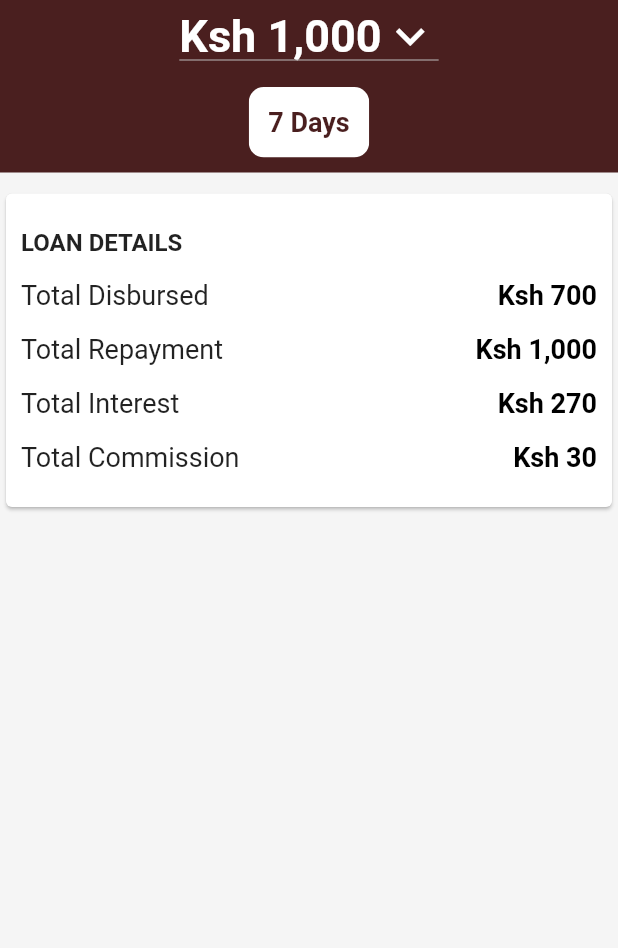
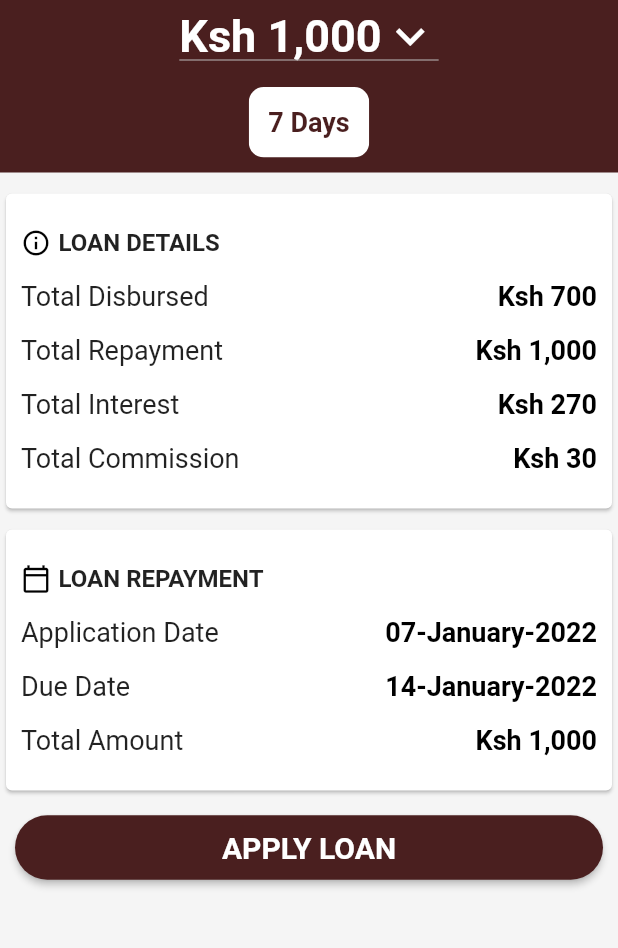
Before and after one commit to kvnochieng52/kybee_phone_app, a Flutter app: the DashboardPage screen opened directly, on a phone screen of 412 x 824 dp, the part 84-1032 px from its top. Run offline on Flutter 3.47's test engine with Material 2 defaults, Android fonts, the phone set to English and light mode, and no system bars; our stand-ins replace curved_navigation_bar, hexcolor.

Commit message:
Dashboard Wireframe completed

```diff
--- a/lib/main.dart
+++ b/lib/main.dart
@@ -6,6 +6,8 @@ import 'package:kybee/ui/splashScreen.dart';
 void main() {
   runApp(LoginUiApp());
 }
+
+//https://pub.dev/packages/flutter_html/example
 
 class LoginUiApp extends StatelessWidget {
   Color _primaryColor = HexColor('#4A1F1F');
--- a/lib/ui/dashboard/dashboardPage.dart
+++ b/lib/ui/dashboard/dashboardPage.dart
@@ -1,6 +1,7 @@
 //import 'dart:convert';
 
 import 'package:flutter/material.dart';
+import 'package:kybee/common/theme_helper.dart';
 // import 'package:kybee/widgets/bottomNavigation.dart';
 import 'package:kybee/widgets/drawer.dart';
 import 'package:kybee/widgets/headerMain.dart';
@@ -30,6 +31,8 @@ class _DashboardState extends State<DashboardPage> {
       _loanSelecetor(context),
       _loanDays(context),
       _loanDetails(context),
+      _loanRepayment(context),
+      _applyButton(context),
     ]);
   }
 
@@ -120,18 +123,35 @@ class _DashboardState extends State<DashboardPage> {
 
   Container _loanDetails(context) {
     return Container(
-      margin: const EdgeInsets.only(top: 10.0, bottom: 10.0),
+      margin: const EdgeInsets.only(top: 10.0, bottom: 6.0),
       child: Card(
         child: Padding(
           padding: const EdgeInsets.only(
-              top: 23.0, bottom: 23.0, left: 10.0, right: 10.0),
+            top: 23.0,
+            bottom: 23.0,
+            left: 10.0,
+            right: 10.0,
+          ),
           child: ListView(
             physics: ClampingScrollPhysics(),
             shrinkWrap: true,
             children: [
-              Text(
-                "LOAN DETAILS",
-                style: TextStyle(fontSize: 16.0, fontWeight: FontWeight.w600),
+              Row(
+                children: [
+                  Icon(
+                    Icons.info_outline,
+                    size: 20.0,
+                    color: HexColor('#000000'),
+                  ),
+                  Padding(
+                    padding: const EdgeInsets.only(left: 5.0),
+                    child: Text(
+                      "LOAN DETAILS",
+                      style: TextStyle(
+                          fontSize: 16.0, fontWeight: FontWeight.w600),
+                    ),
+                  ),
+                ],
               ),
               Padding(
                 padding: const EdgeInsets.only(top: 15.0),
@@ -219,4 +239,135 @@ class _DashboardState extends State<DashboardPage> {
       ),
     );
   }
+
+  Container _loanRepayment(context) {
+    return Container(
+      // margin: const EdgeInsets.only(top: 10.0),
+      child: Card(
+        child: Padding(
+          padding: const EdgeInsets.only(
+            top: 23.0,
+            bottom: 23.0,
+            left: 10.0,
+            right: 10.0,
+          ),
+          child: ListView(
+            physics: ClampingScrollPhysics(),
+            shrinkWrap: true,
+            children: [
+              Row(
+                children: [
+                  Icon(
+                    Icons.calendar_today_outlined,
+                    size: 20.0,
+                    color: HexColor('#000000'),
+                  ),
+                  Padding(
+                    padding: const EdgeInsets.only(left: 5.0),
+                    child: Text(
+                      "LOAN REPAYMENT",
+                      style: TextStyle(
+                          fontSize: 16.0, fontWeight: FontWeight.w600),
+                    ),
+                  ),
+                ],
+              ),
+              Padding(
+                padding: const EdgeInsets.only(top: 15.0),
+                child: Row(
+                  mainAxisAlignment: MainAxisAlignment.spaceBetween,
+                  children: <Widget>[
+                    Text(
+                      "Application Date",
+                      style: TextStyle(fontSize: 18.0),
+                    ),
+                    Text(
+                      "07-January-2022",
+                      style: TextStyle(
+                        fontWeight: FontWeight.bold,
+                        color: Colors.black,
+                        fontSize: 18.0,
+                      ),
+                    ),
+                  ],
+                ),
+              ),
+              Padding(
+                padding: const EdgeInsets.only(top: 15.0),
+                child: Row(
+                  mainAxisAlignment: MainAxisAlignment.spaceBetween,
+                  children: <Widget>[
+                    Text(
+                      "Due Date",
+                      style: TextStyle(fontSize: 18.0),
+                    ),
+                    Text(
+                      "14-January-2022",
+                      style: TextStyle(
+                        fontWeight: FontWeight.bold,
+                        color: Colors.black,
+                        fontSize: 18.0,
+                      ),
+                    ),
+                  ],
+                ),
+              ),
+              Padding(
+                padding: const EdgeInsets.only(top: 15.0),
+                child: Row(
+                  mainAxisAlignment: MainAxisAlignment.spaceBetween,
+                  children: <Widget>[
+                    Text(
+                      "Total Amount",
+                      style: TextStyle(fontSize: 18.0),
+                    ),
+                    Text(
+                      "Ksh 1,000",
+                      style: TextStyle(
+                        fontWeight: FontWeight.bold,
+                        color: Colors.black,
+                        fontSize: 18.0,
+                      ),
+                    ),
+                  ],
+                ),
+              ),
+            ],
+          ),
+        ),
+      ),
+    );
+  }
+
+  Container _applyButton(context) {
+    return Container(
+      margin: const EdgeInsets.only(top: 10.0, bottom: 6.0),
+      //decoration: ThemeHelper().buttonBoxDecoration(context),
+      child: Padding(
+        padding: const EdgeInsets.only(left: 10.0, right: 10.0),
+        child: ElevatedButton(
+          style: ElevatedButton.styleFrom(
+            primary: HexColor('#4A1F1F'), // background
+            onPrimary: HexColor('#4A1F1F'),
+            shape: StadiumBorder(), // foreground
+          ),
+          child: Padding(
+            padding: EdgeInsets.fromLTRB(40, 10, 40, 10),
+            child: Text(
+              'Apply Loan'.toUpperCase(),
+              style: TextStyle(
+                  fontSize: 20,
+                  fontWeight: FontWeight.bold,
+                  color: Colors.white),
+            ),
+          ),
+          onPressed: () {
+            //After successful login we will redirect to profile page. Let's create profile page now
+            Navigator.pushReplacement(context,
+                MaterialPageRoute(builder: (context) => DashboardPage()));
+          },
+        ),
+      ),
+    );
+  }
 }
```
